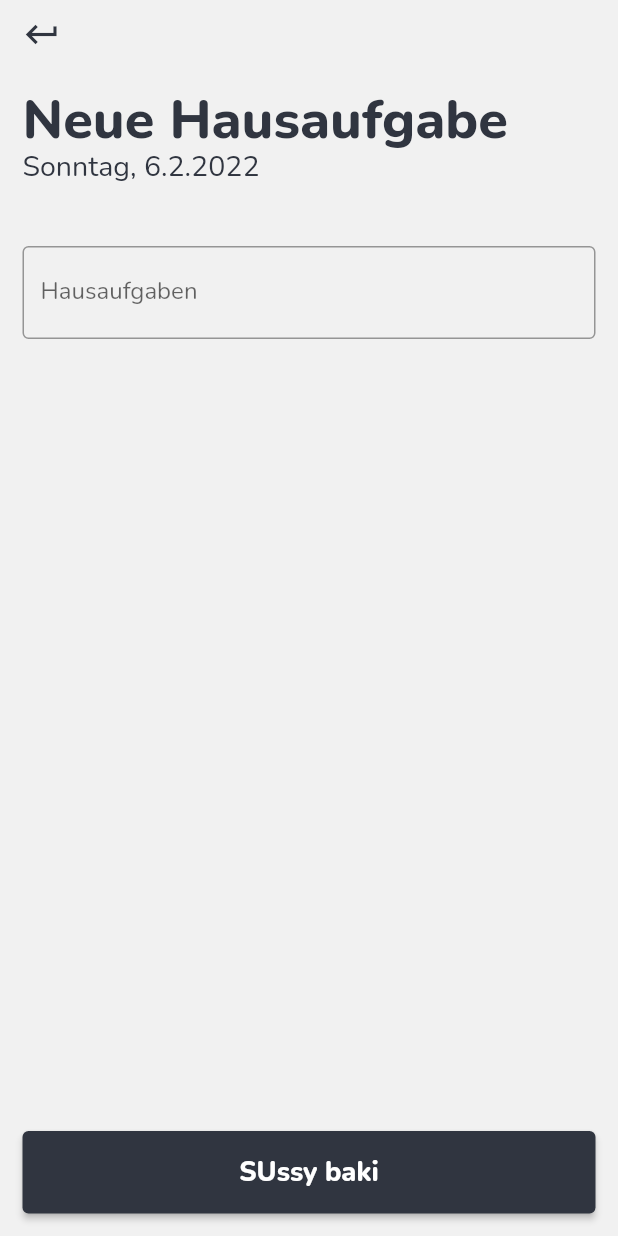
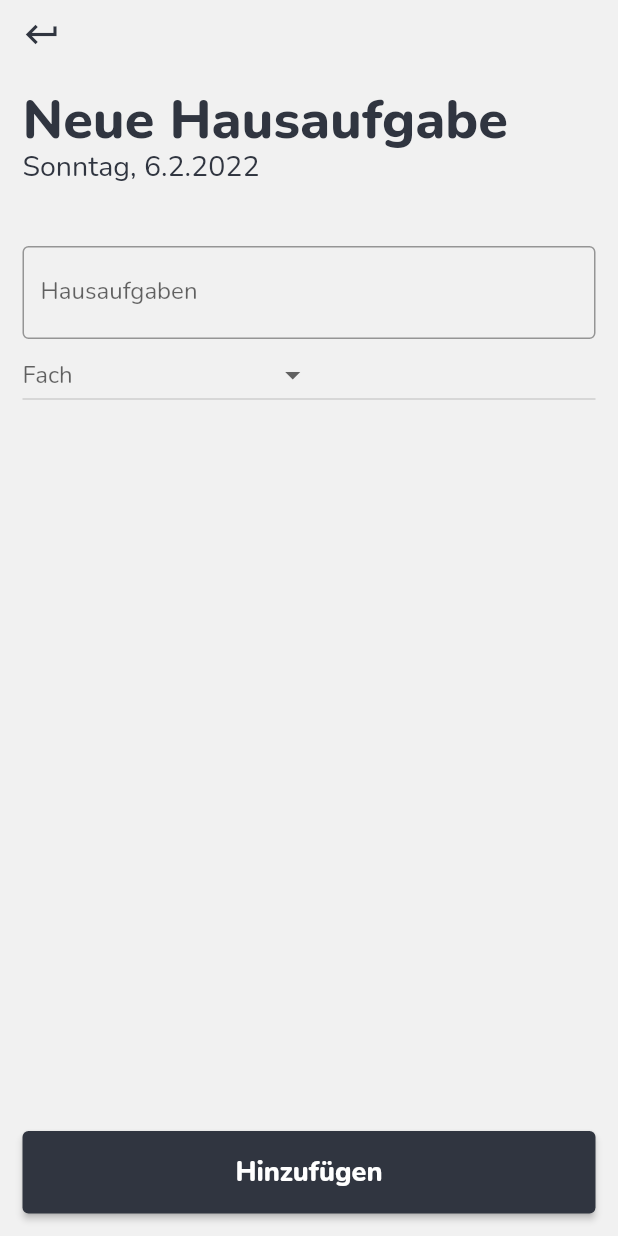
Before and after one commit to brainHausaufgaben/app, a Flutter app: the screen it shows after launch, scrolled down 576 dp, after a tap on the "add" icon, on a phone screen of 412 x 824 dp. Run offline on Flutter 3.47's test engine with Material 2 defaults, Android fonts, the phone set to English and light mode, and no system bars.

Commit message:
schwanz cock schwanz feature hinzugefügt

```diff
--- a/lib/Pages/homework.dart
+++ b/lib/Pages/homework.dart
@@ -1,6 +1,8 @@
 import 'package:brain_app/Backend/homework.dart';
+import 'package:brain_app/Backend/subject.dart';
 import 'package:brain_app/Backend/theming.dart';
 import 'package:brain_app/Backend/time_table.dart';
+import 'package:brain_app/Components/point_element.dart';
 import 'package:brain_app/Pages/page_template.dart';
 import 'package:flutter/material.dart';
 
@@ -12,16 +14,32 @@ class HomeworkPage extends StatefulWidget {
 
 class _HomeworkPage extends State<HomeworkPage> {
   final homeworkController = TextEditingController();
+  Subject? selectedSubject;
+
+  List<DropdownMenuItem<Subject>> getDropdowns(){
+    List<DropdownMenuItem<Subject>> subjects = [];
+    for(Subject subject in TimeTable.subjects){
+        subjects.add(
+          DropdownMenuItem<Subject>(
+            child: Text(subject.name),
+            value: subject,
+          )
+        );
+    }
+    return subjects;
+  }
 
   @override
   Widget build(BuildContext context) {
     return PageTemplate(
         backButton: true,
         title: "Neue Hausaufgabe",
-        child: Expanded(
-          child: Column(
+        child:
+        Expanded(
+          child:
+          Column(
             crossAxisAlignment: CrossAxisAlignment.stretch,
-            mainAxisAlignment: MainAxisAlignment.spaceBetween,
+            mainAxisAlignment: MainAxisAlignment.start,
             children: [
               TextField(
                 controller: homeworkController,
@@ -30,15 +48,30 @@ class _HomeworkPage extends State<HomeworkPage> {
                   labelText: 'Hausaufgaben',
                 ),
               ),
+              DropdownButton<Subject>(
+                value:selectedSubject ,
+                hint: const Text("Fach"),
+                items: getDropdowns(),
+                onChanged: (Subject? newValue) {
+                  setState(() {
+                  selectedSubject = newValue!;
+                  });
+                },
+                borderRadius: const BorderRadius.all(Radius.circular(10)),
+              ),
+              const Spacer(),
               Padding(
                 padding: const EdgeInsets.only(bottom: 15),
                 child: ElevatedButton (
                     onPressed: (){
-                      Homework(TimeTable.subjects[0], TimeTable.subjects[0].getNextDate()!, homeworkController.text);
+                      if(homeworkController.text.isNotEmpty && selectedSubject != null){
+                        Homework(selectedSubject!, selectedSubject!.getNextDate()!, homeworkController.text);
+                        Navigator.pop(context);
+                      }
                     },
                     child: Padding(
                       padding: const EdgeInsets.symmetric(vertical: 15),
-                      child: Text("SUssy baki", style: AppDesign.current.textStyles.buttonText),
+                      child: Text("Hinzufügen", style: AppDesign.current.textStyles.buttonText),
                     )
                 ),
               )
--- a/lib/Pages/page_template.dart
+++ b/lib/Pages/page_template.dart
@@ -16,7 +16,6 @@ class _PageTemplateState extends State<PageTemplate> {
   void _settings(){
     AppDesign.darkMode = !AppDesign.darkMode;
     currentDesign.toggleTheme(Designs.monochromeTheme);
-    print("settngs");
   }
 
   void _back() {
--- a/lib/main.dart
+++ b/lib/main.dart
@@ -70,11 +70,19 @@ class _MyApp extends State<MyApp> {
         SubjectInstance(TimeTable.subjects[random.nextInt(TimeTable.subjects.length)],day,i);
       }
     }
-    for(int i = 0; i < TimeTable.subjects.length; i++){
-      //DIESE DING HAUSAUFGABE !!!!!!
-      if(TimeTable.subjects[i].getNextDate() != null)  Homework(TimeTable.subjects[i],TimeTable.subjects[i].getNextDate()!,names[random.nextInt(names.length)]);
+    /*
+    for( int k = 1; k < 7; k++){
+      for(SubjectInstance? subIn in TimeTable.getDay(k).subjects) {
+        if (subIn != null) {
+          for (int j = 0; j < 4; j++) {
+            Homework(subIn.subject, subIn.getDate(),
+                names[random.nextInt(names.length)]);
+          }
+        }
+      }
 
     }
+    */
 
   }
 
```
